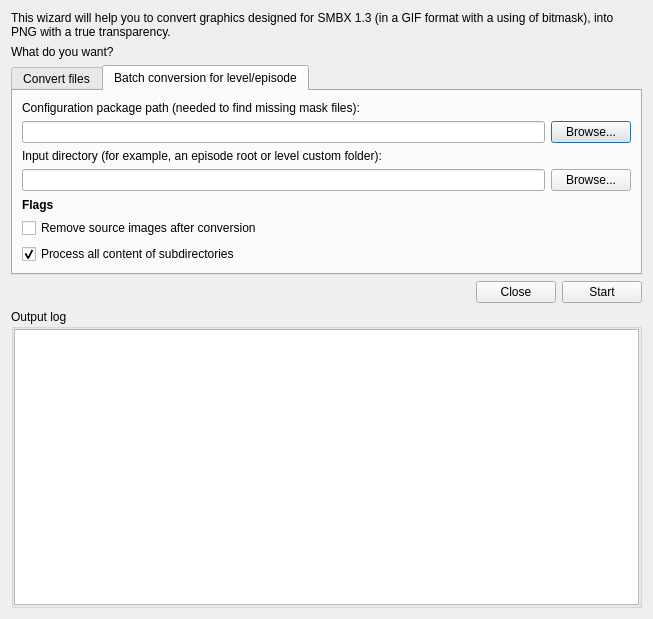
Old version of the form Maintainer/Graphics/gifs2png.ui in the repository WohlSoft/Moondust-Project.
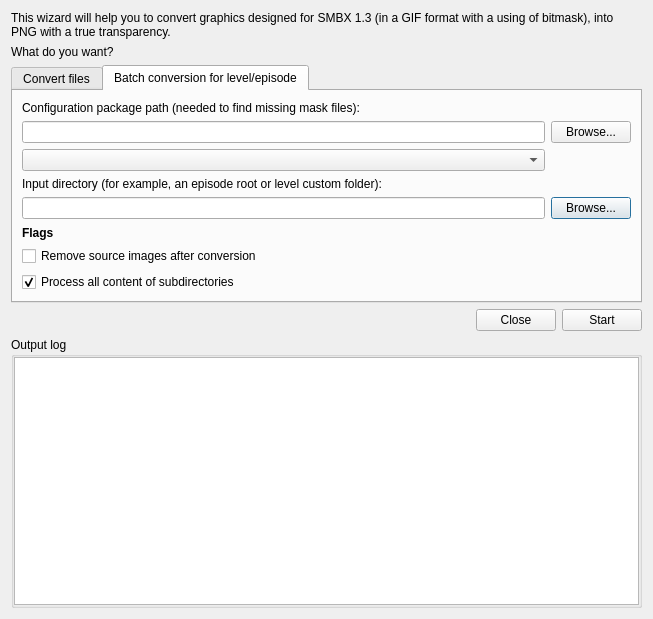
New version of the form. The open tabs and pages were chosen to show the change.

Commit message:
Maintainer: make the config packs hint list
Config packs will be shown as a list for the hint: it's need to choose one of them to quickly put a path to it. Otherwise, it's possible to manually specify it.

The edit to the form file:
```diff
--- a/Maintainer/Graphics/gifs2png.ui
+++ b/Maintainer/Graphics/gifs2png.ui
@@ -54,15 +54,19 @@
        <string>Batch conversion for level/episode</string>
       </attribute>
       <layout class="QGridLayout" name="gridLayout_3">
-       <item row="0" column="0" colspan="2">
-        <widget class="QLabel" name="label_5">
+       <item row="4" column="1">
+        <widget class="QPushButton" name="inPathBrowse">
          <property name="text">
-          <string>Configuration package path (needed to find missing mask files):</string>
+          <string>Browse...</string>
          </property>
         </widget>
        </item>
-       <item row="1" column="0">
-        <widget class="QLineEdit" name="configPackPath"/>
+       <item row="6" column="0" colspan="2">
+        <widget class="QCheckBox" name="flagRemoveOld">
+         <property name="text">
+          <string>Remove source images after conversion</string>
+         </property>
+        </widget>
        </item>
        <item row="1" column="1">
         <widget class="QPushButton" name="configPackPathBrowse">
@@ -71,24 +75,37 @@
          </property>
         </widget>
        </item>
-       <item row="2" column="0" colspan="2">
+       <item row="3" column="0" colspan="2">
         <widget class="QLabel" name="label_3">
          <property name="text">
           <string>Input directory (for example, an episode root or level custom folder):</string>
          </property>
         </widget>
        </item>
-       <item row="3" column="0">
+       <item row="7" column="0" colspan="2">
+        <widget class="QCheckBox" name="flagScanSubdirs">
+         <property name="text">
+          <string>Process all content of subdirectories</string>
+         </property>
+         <property name="checked">
+          <bool>true</bool>
+         </property>
+        </widget>
+       </item>
+       <item row="4" column="0">
         <widget class="QLineEdit" name="inPath"/>
        </item>
-       <item row="3" column="1">
-        <widget class="QPushButton" name="inPathBrowse">
+       <item row="1" column="0">
+        <widget class="QLineEdit" name="configPackPath"/>
+       </item>
+       <item row="0" column="0" colspan="2">
+        <widget class="QLabel" name="label_5">
          <property name="text">
-          <string>Browse...</string>
+          <string>Configuration package path (needed to find missing mask files):</string>
          </property>
         </widget>
        </item>
-       <item row="4" column="0" colspan="2">
+       <item row="5" column="0" colspan="2">
         <widget class="QLabel" name="label_4">
          <property name="font">
           <font>
@@ -101,22 +118,8 @@
          </property>
         </widget>
        </item>
-       <item row="5" column="0" colspan="2">
-        <widget class="QCheckBox" name="flagRemoveOld">
-         <property name="text">
-          <string>Remove source images after conversion</string>
-         </property>
-        </widget>
-       </item>
-       <item row="6" column="0" colspan="2">
-        <widget class="QCheckBox" name="flagScanSubdirs">
-         <property name="text">
-          <string>Process all content of subdirectories</string>
-         </property>
-         <property name="checked">
-          <bool>true</bool>
-         </property>
-        </widget>
+       <item row="2" column="0">
+        <widget class="QComboBox" name="configPackChoose"/>
        </item>
       </layout>
      </widget>
```
The commit also changes 2 other files.
